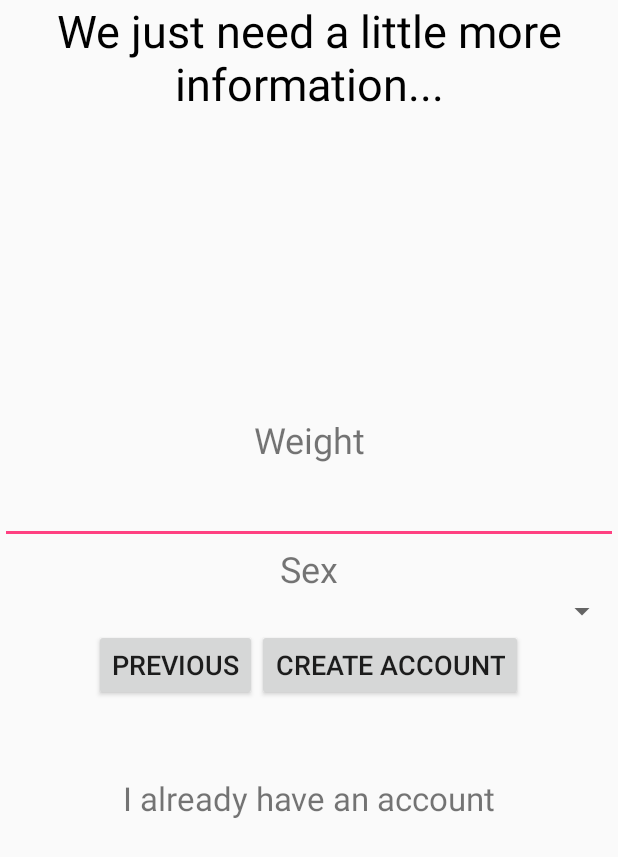
After one commit to zjohnson5455/dartmouth-drinks, an Android app: the CreateNextActivity screen opened directly, with no data from a screen before it, on a phone screen of 412 x 824 dp. The commit adds this screen. Shown: the top 857 px of the screen. Run offline under Robolectric (Android 15) with nearby library versions, the phone set to English and light mode, and no system bars; 2 statements that could not run were skipped.

Commit message:
Final Project Commit #2
Made login and create account screens

Need to implement firebase functionality.

Made BAC info page

```diff
--- a/app/src/main/java/com/apptime/alexw/dartmouthdrinks/AddActivity.java
+++ b/app/src/main/java/com/apptime/alexw/dartmouthdrinks/AddActivity.java
@@ -52,4 +52,9 @@ public class AddActivity extends AppCompatActivity {
 
 
     }
+
+    public void onBACClick(View v) {
+        Intent info = new Intent("INFO");
+        startActivity(info);
+    }
 }
--- /dev/null
+++ b/app/src/main/java/com/apptime/alexw/dartmouthdrinks/CreateNextActivity.java
@@ -0,0 +1,44 @@
+package com.apptime.alexw.dartmouthdrinks;
+
+import android.app.Activity;
+import android.content.Intent;
+import android.os.Bundle;
+import android.view.View;
+import android.widget.ArrayAdapter;
+import android.widget.Spinner;
+
+/**
+ * Created by zacharyjohnson on 11/18/17.
+ */
+
+public class CreateNextActivity extends Activity {
+
+    Spinner sex = findViewById(R.id.create_acct_sex);
+
+    public void onCreate(Bundle savedInstanceState) {
+        super.onCreate(savedInstanceState);
+        setContentView(R.layout.activity_create_next);
+        ArrayAdapter<CharSequence> adapter = ArrayAdapter.createFromResource(this,
+                R.array.Sex, android.R.layout.simple_spinner_item);
+// Specify the layout to use when the list of choices appears
+        adapter.setDropDownViewResource(android.R.layout.simple_spinner_dropdown_item);
+// Apply the adapter to the spinner
+        sex.setAdapter(adapter);
+    }
+
+    public void onCreateClick(View v) {
+        //TODO fix intents
+        Intent create = new Intent("");
+        startActivity(create);
+    }
+
+    public void onSignInClick(View v) {
+        Intent sign = new Intent("SIGN");
+        startActivity(sign);
+    }
+
+    public void onBackClick(View v) {
+        Intent back = new Intent("CREATE");
+        startActivity(back);
+    }
+}
--- a/app/src/main/res/layout/activity_add.xml
+++ b/app/src/main/res/layout/activity_add.xml
@@ -78,7 +78,9 @@
         android:gravity="center"
         android:text="0.00"
         android:textColor="@android:color/holo_green_light"
-        android:textSize="80dp" />
+        android:textSize="80dp"
+        android:clickable="true"
+        android:onClick="onBACClick"/>
 
     <LinearLayout
         android:layout_width="match_parent"
--- /dev/null
+++ b/app/src/main/res/layout/activity_create_next.xml
@@ -0,0 +1,102 @@
+<?xml version="1.0" encoding="utf-8"?>
+<RelativeLayout
+    xmlns:android="http://schemas.android.com/apk/res/android"
+    android:layout_width="match_parent"
+    android:layout_height="match_parent"
+    android:orientation="vertical">
+
+    <TextView
+        android:layout_width="match_parent"
+        android:layout_height="wrap_content"
+        android:text="We just need a little more information..."
+        android:gravity="center_horizontal"
+        android:textSize="30dp"
+        android:textColor="#000000"
+        />
+
+    <LinearLayout
+        android:layout_width="match_parent"
+        android:layout_height="wrap_content"
+        android:layout_centerVertical="true"
+        android:orientation="vertical"
+        >
+
+        <TextView
+            android:layout_width="match_parent"
+            android:layout_height="wrap_content"
+            android:text="Weight"
+            android:textSize="24dp"
+            android:inputType="number"
+            android:gravity="center_horizontal"
+            />
+
+        <EditText
+            android:id="@+id/create_acct_weight"
+            android:layout_width="match_parent"
+            android:layout_height="wrap_content"
+            android:textSize="24dp"
+            android:maxLines="1"
+            android:singleLine="true"
+            />
+
+        <TextView
+            android:layout_width="match_parent"
+            android:layout_height="wrap_content"
+            android:textSize="24dp"
+            android:text="Sex"
+            android:gravity="center_horizontal"
+            />
+
+        <Spinner
+            android:id="@+id/create_acct_sex"
+            android:layout_width="match_parent"
+            android:layout_height="wrap_content"
+
+
+            />
+
+        <LinearLayout
+            android:layout_width="wrap_content"
+            android:layout_height="wrap_content"
+            android:layout_gravity="center">
+
+        <Button
+            android:id="@+id/sign_in_button"
+            android:layout_width="wrap_content"
+            android:layout_height="wrap_content"
+            android:text="Previous"
+            android:textSize="18dp"
+            android:clickable="true"
+            android:onClick="onBackClick"
+            />
+
+        <Button
+            android:id="@+id/back_button"
+            android:layout_width="wrap_content"
+            android:layout_height="wrap_content"
+            android:text="Create Account"
+            android:textSize="18dp"
+            android:clickable="true"
+            android:onClick="onCreateClick"
+            />
+
+
+        </LinearLayout>
+
+        <TextView
+            android:layout_width="match_parent"
+            android:layout_height="wrap_content"
+            android:layout_marginTop="50dp"
+            android:clickable="true"
+            android:textSize="22dp"
+            android:text="I already have an account"
+            android:gravity="center"
+            android:onClick="onSignInClick"
+            />
+
+
+    </LinearLayout>
+
+
+
+</RelativeLayout>
--- a/app/src/main/res/values/strings.xml
+++ b/app/src/main/res/values/strings.xml
@@ -1,4 +1,21 @@
 <resources>
     <string name="app_name">Dartmouth Drinks</string>
     <string name="Good_Sam">\n The Good Sam policy protects all Dartmouth students. If you call Emergency Services for another student, neither you, the intoxicated party, nor the party host will face disciplinary action. Always look for help. \n \nRead more at: https://student-affairs.dartmouth.edu/policy/alcohol-and-drug-policy </string>
+    <string-array name="Sex">
+        <item>---</item>
+        <item>Male</item>
+        <item>Female</item>
+    </string-array>
+    <string name="a0.02">No loss of coordination, slight euphoria and loss of shyness. Depressant effects are not apparent. Mildly relaxed and maybe a little lightheaded.</string>
+    <string name="a0.04">Feeling of well-being, relaxation, lower inhibitions, sensation of warmth. Euphoria. Some minor impairment of reasoning and memory, lowering of caution. Your behavior may become exaggerated and emotions intensified (Good emotions are better, bad emotions are worse)</string>
+    <string name="a0.07">Slight impairment of balance, speech, vision, reaction time, and hearing. Euphoria. Judgment and self-control are reduced, and caution, reason and memory are impaired, .08 is legally impaired and it is illegal to drive at this level. You will probably believe that you are functioning better than you really are.
+</string>
+    <string name="a0.1"> Significant impairment of motor coordination and loss of good judgment. Speech may be slurred; balance, vision, reaction time and hearing will be impaired. Euphoria.</string>
+    <string name="a0.13">Gross motor impairment and lack of physical control. Blurred vision and major loss of balance. Euphoria is reduced and dysphoria (anxiety, restlessness) is beginning to appear. Judgment and perception are severely impaired.</string>
+    <string name="a0.16">Dysphoria predominates, nausea may appear. The drinker has the appearance of a "sloppy drunk."</string>
+    <string name="a0.2">Felling dazed, confused or otherwise disoriented. May need help to stand or walk. If you injure yourself you may not feel the pain. Some people experience nausea and vomiting at this level. The gag reflex is impaired and you can choke if you do vomit. Blackouts are likely at this level so you may not remember what has happened.</string>
+    <string name="a0.25"> All mental, physical and sensory functions are severely impaired. Increased risk of asphyxiation from choking on vomit and of seriously injuring yourself by falls or other accidents.</string>
+    <string name="a0.3">STUPOR. You have little comprehension of where you are. You may pass out suddenly and be difficult to awaken.</string>
+    <string name="a0.35">Coma is possible. This is the level of surgical anesthesia. </string>
+    <string name="a0.4">Onset of coma, and possible death due to respiratory arrest.</string>
 </resources>
```
Also changed, not shown: app/src/main/AndroidManifest.xml (+24 -0 lines), app/src/main/java/com/apptime/alexw/dartmouthdrinks/BACInfo.java (added, +16 -0 lines), app/src/main/java/com/apptime/alexw/dartmouthdrinks/Create_Acct_Activity.java (added, +39 -0 lines), app/src/main/java/com/apptime/alexw/dartmouthdrinks/SignInActivity.java (added, +43 -0 lines), app/src/main/res/layout/activity_bac_info.xml (added, +185 -0 lines), app/src/main/res/layout/activity_create_acct.xml (added, +104 -0 lines), app/src/main/res/layout/activity_sign_in.xml (added, +87 -0 lines).
